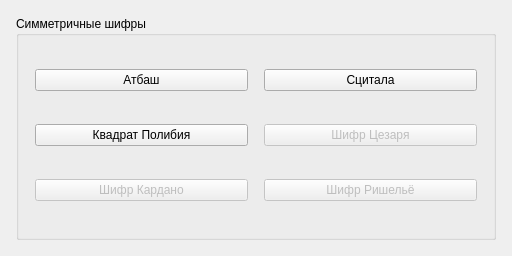
Above: gui/mainwindow.ui from LancerRevX/cryptography before the change. Below: the same form after it.
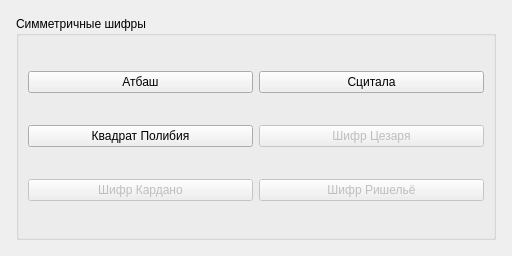
That is the form after the change.

```diff
--- a/gui/mainwindow.ui
+++ b/gui/mainwindow.ui
@@ -41,7 +41,10 @@
    </size>
   </property>
   <widget class="QWidget" name="centralwidget">
-   <layout class="QGridLayout" name="gridLayout">
+   <layout class="QVBoxLayout" name="verticalLayout">
+    <property name="spacing">
+     <number>0</number>
+    </property>
     <property name="leftMargin">
      <number>16</number>
     </property>
@@ -54,30 +57,25 @@
     <property name="bottomMargin">
      <number>16</number>
     </property>
-    <property name="spacing">
-     <number>0</number>
-    </property>
-    <item row="0" column="0">
+    <item>
      <widget class="QGroupBox" name="groupBox">
       <property name="title">
        <string>Симметричные шифры</string>
       </property>
-      <layout class="QGridLayout" name="gridLayout_2">
-       <property name="leftMargin">
-        <number>16</number>
-       </property>
-       <property name="topMargin">
-        <number>16</number>
-       </property>
-       <property name="rightMargin">
-        <number>16</number>
-       </property>
-       <property name="bottomMargin">
-        <number>16</number>
-       </property>
-       <property name="spacing">
-        <number>16</number>
-       </property>
+      <layout class="QGridLayout" name="gridLayout">
+       <item row="0" column="0">
+        <widget class="QPushButton" name="atbashButton">
+         <property name="sizePolicy">
+          <sizepolicy hsizetype="Minimum" vsizetype="Fixed">
+           <horstretch>0</horstretch>
+           <verstretch>0</verstretch>
+          </sizepolicy>
+         </property>
+         <property name="text">
+          <string>Атбаш</string>
+         </property>
+        </widget>
+       </item>
        <item row="0" column="1">
         <widget class="QPushButton" name="scytaleButton">
          <property name="sizePolicy">
@@ -91,22 +89,6 @@
          </property>
         </widget>
        </item>
-       <item row="1" column="1">
-        <widget class="QPushButton" name="caesarButton">
-         <property name="enabled">
-          <bool>false</bool>
-         </property>
-         <property name="sizePolicy">
-          <sizepolicy hsizetype="Minimum" vsizetype="Fixed">
-           <horstretch>0</horstretch>
-           <verstretch>0</verstretch>
-          </sizepolicy>
-         </property>
-         <property name="text">
-          <string>Шифр Цезаря</string>
-         </property>
-        </widget>
-       </item>
        <item row="1" column="0">
         <widget class="QPushButton" name="polybiusSquareButton">
          <property name="sizePolicy">
@@ -120,8 +102,11 @@
          </property>
         </widget>
        </item>
-       <item row="0" column="0">
-        <widget class="QPushButton" name="atbashButton">
+       <item row="1" column="1">
+        <widget class="QPushButton" name="caesarButton">
+         <property name="enabled">
+          <bool>false</bool>
+         </property>
          <property name="sizePolicy">
           <sizepolicy hsizetype="Minimum" vsizetype="Fixed">
            <horstretch>0</horstretch>
@@ -129,17 +114,7 @@
           </sizepolicy>
          </property>
          <property name="text">
-          <string>Атбаш</string>
-         </property>
-        </widget>
-       </item>
-       <item row="2" column="1">
-        <widget class="QPushButton" name="pushButton_2">
-         <property name="enabled">
-          <bool>false</bool>
-         </property>
-         <property name="text">
-          <string>Шифр Ришельё</string>
+          <string>Шифр Цезаря</string>
          </property>
         </widget>
        </item>
@@ -153,6 +128,16 @@
          </property>
         </widget>
        </item>
+       <item row="2" column="1">
+        <widget class="QPushButton" name="pushButton_2">
+         <property name="enabled">
+          <bool>false</bool>
+         </property>
+         <property name="text">
+          <string>Шифр Ришельё</string>
+         </property>
+        </widget>
+       </item>
       </layout>
      </widget>
     </item>
```
